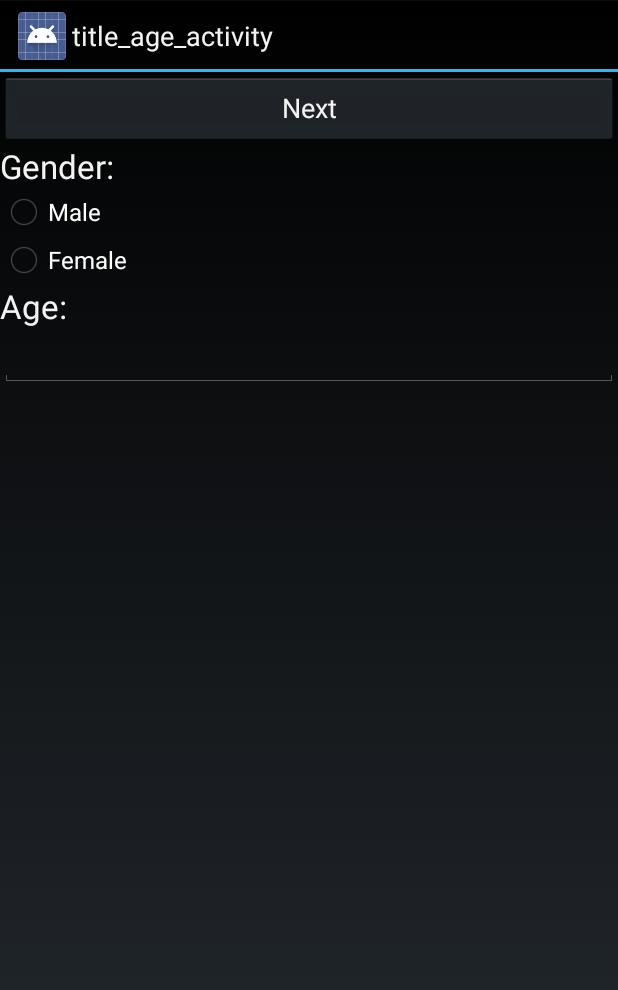
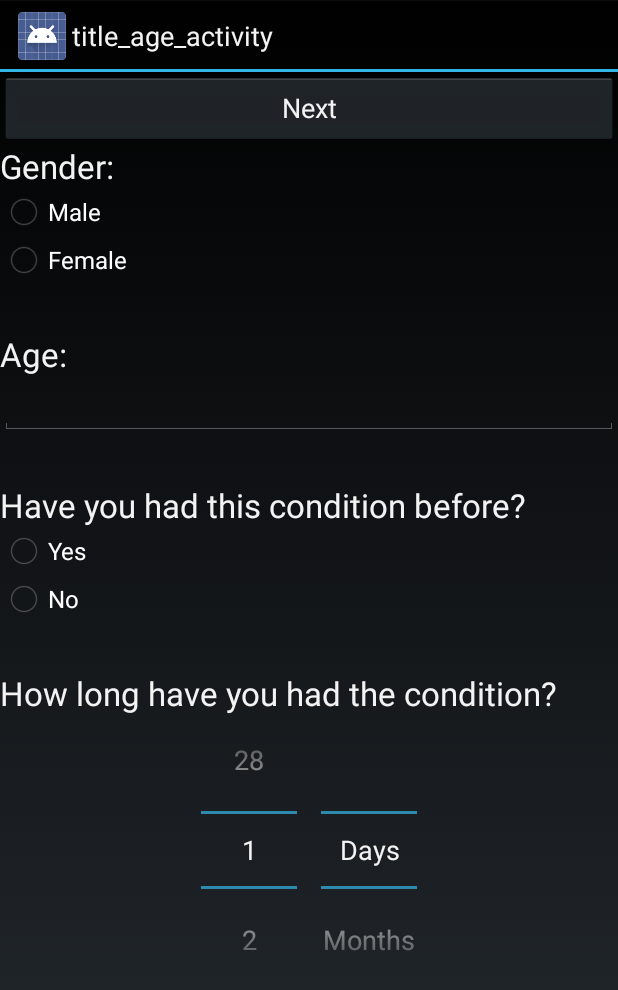
Before and after one commit to smajko/what_are_those_app, an Android app: the AgeActivity screen opened directly, with no data from a screen before it, on a phone screen of 412 x 824 dp. Shown: the top 990 px of the screen. Run offline under Robolectric (Android 15) with nearby library versions, the phone set to English and light mode, and no system bars.

Commit message:
request more information from user

```diff
--- a/app/src/main/java/org/turntotech/photocapture/AgeActivity.java
+++ b/app/src/main/java/org/turntotech/photocapture/AgeActivity.java
@@ -1,15 +1,63 @@
 package org.turntotech.photocapture;
 
 import android.app.Activity;
+import android.content.Context;
 import android.content.Intent;
 import android.os.Bundle;
 import android.view.View;
+import android.view.WindowManager;
+import android.view.inputmethod.InputMethodManager;
+import android.widget.EditText;
+import android.widget.NumberPicker;
 
 public class AgeActivity extends Activity {
     @Override
     protected void onCreate(Bundle savedInstanceState) {
         super.onCreate(savedInstanceState);
         setContentView(R.layout.activity_age);
+        final EditText ageEdit = (EditText) findViewById(R.id.age);
+        /*ageEdit.setOnClickListener(new View.OnClickListener() {
+            @Override
+            public void onClick(View v){
+                InputMethodManager imm = (InputMethodManager) getSystemService(Context.INPUT_METHOD_SERVICE);
+                imm.toggleSoftInput(InputMethodManager.SHOW_FORCED, 0);
+                ageEdit.setCursorVisible(true);
+            }
+        });*/
+
+        ageEdit.setOnFocusChangeListener(new View.OnFocusChangeListener() {
+            @Override
+            public void onFocusChange(View v, boolean hasFocus) {
+                if (!hasFocus) {
+                    hideKeyboard(v);
+                    ageEdit.setCursorVisible(false);
+                } else {
+                    showKeyboard(v);
+                    ageEdit.setCursorVisible(true);
+                }
+
+            }
+        });
+
+        NumberPicker numberPicker = (NumberPicker) findViewById(R.id.numberPicker);
+        numberPicker.setMaxValue(28);
+        numberPicker.setMinValue(1);
+
+        NumberPicker stringPicker = (NumberPicker) findViewById(R.id.stringPicker);
+        stringPicker.setMaxValue(2);
+        stringPicker.setMinValue(0);
+        stringPicker.setDisplayedValues( new String[] { "Days", "Months", "Years" } );
+
+    }
+
+    public void hideKeyboard(View view) {
+        InputMethodManager inputMethodManager =(InputMethodManager)getSystemService(Activity.INPUT_METHOD_SERVICE);
+        inputMethodManager.hideSoftInputFromWindow(view.getWindowToken(), 0);
+    }
+
+    public void showKeyboard(View view) {
+        InputMethodManager inputMethodManager =(InputMethodManager)getSystemService(Activity.INPUT_METHOD_SERVICE);
+        inputMethodManager.toggleSoftInput(InputMethodManager.SHOW_FORCED, 0);
     }
 
     public void next(View view){
--- a/app/src/main/java/org/turntotech/photocapture/CropActivity.java
+++ b/app/src/main/java/org/turntotech/photocapture/CropActivity.java
@@ -56,7 +56,7 @@ public class CropActivity extends Activity {
         });
         Intent intent = getIntent();
         String path = intent.getStringExtra("path");
-
+        cropButton.setText("Crop");
 
         try {
             Matrix matrix = new Matrix();
@@ -180,7 +180,7 @@ public class CropActivity extends Activity {
             }
         });
 
-        // Initialize the Crop button.
+        // Initialize the Done button.
         doneButton.setOnClickListener(new View.OnClickListener() {
             @Override
             public void onClick(View v) {
--- a/app/src/main/java/org/turntotech/photocapture/MainActivity.java
+++ b/app/src/main/java/org/turntotech/photocapture/MainActivity.java
@@ -8,11 +8,7 @@ import android.content.pm.ActivityInfo;
 import android.content.pm.PackageManager;
 import android.graphics.Bitmap;
 import android.graphics.BitmapFactory;
-import android.graphics.Canvas;
-import android.graphics.Color;
 import android.graphics.Matrix;
-import android.graphics.Paint;
-import android.graphics.RectF;
 import android.media.ExifInterface;
 import android.net.Uri;
 import android.os.Bundle;
--- a/app/src/main/java/org/turntotech/photocapture/SymptomActivity.java
+++ b/app/src/main/java/org/turntotech/photocapture/SymptomActivity.java
@@ -1,11 +1,16 @@
 package org.turntotech.photocapture;
 
 import android.app.Activity;
+import android.content.Intent;
 import android.os.Bundle;
+import android.view.View;
+import android.view.ViewGroup;
 import android.widget.CheckBox;
 import android.widget.LinearLayout;
+//import android.widget.ScrollView;
 import android.widget.Button;
 import android.view.ViewGroup.LayoutParams;
+import android.widget.Toast;
 
 
 public class SymptomActivity extends Activity {
@@ -14,6 +19,8 @@ public class SymptomActivity extends Activity {
         super.onCreate(savedInstanceState);
         setContentView(R.layout.activity_symptoms);
 
+
+        /* Programmatically set style due to dynamic layout/instantiation of symptom checkboxes */
         final LinearLayout ll = (LinearLayout) findViewById(R.id.linear_main);
 
         String[] symptoms = {"Itchiness", "Redness", "Bumps", "Tenderness", "Hotness", "Burning", "Fever", "Sneezing"};
@@ -23,6 +30,7 @@ public class SymptomActivity extends Activity {
         for (int i = 0; i < 8; i++)
         {
             CheckBox cb = new CheckBox(this);
+            //cb.setHeight(300);
             cb.setText(symptoms[i]);
             cbs[i] = cb;
 
@@ -33,7 +41,18 @@ public class SymptomActivity extends Activity {
         btn.setText("Get Results");
         btn.setLayoutParams(new LayoutParams(LayoutParams.MATCH_PARENT, LayoutParams.WRAP_CONTENT));
         ll.addView(btn);
+
+        btn.setOnClickListener(new View.OnClickListener() {
+            public void onClick(View view) {
+                Toast.makeText(SymptomActivity.this, "Endpoint not implemented",
+                        Toast.LENGTH_LONG).show();
+                //startActivity(new Intent(this, SymptomActivity.class));
+            }
+        });
     }
 
-
+    //public void next(View view){
+    //Toast.makeText(SymptomActivity.this, "Endpoint not implemented",
+    //Toast.LENGTH_LONG).show();
+    //startActivity(new Intent(this, SymptomActivity.class));
 }
--- a/app/src/main/res/layout/activity_age.xml
+++ b/app/src/main/res/layout/activity_age.xml
@@ -1,9 +1,19 @@
 <?xml version="1.0" encoding="utf-8"?>
+<ScrollView
+    android:id="@+id/scrollview"
+    xmlns:android="http://schemas.android.com/apk/res/android"
+    xmlns:tools="http://schemas.android.com/tools"
+    android:layout_width="match_parent"
+    android:layout_height="match_parent"
+    tools:context=".AgeActivity">
+
     <LinearLayout xmlns:android="http://schemas.android.com/apk/res/android"
         xmlns:tools="http://schemas.android.com/tools"
         android:orientation="vertical"
         android:layout_width="match_parent"
         android:layout_height="match_parent"
+        android:clickable="true"
+        android:focusableInTouchMode="true"
         tools:context=".AgeActivity">
 
         <Button
@@ -34,18 +44,79 @@
                 android:text="Female" />
         </RadioGroup>
 
+
+
+
         <TextView
             android:layout_width="fill_parent"
             android:layout_height="wrap_content"
             android:text="Age:"
-        android:textAppearance="?android:attr/textAppearanceLarge" />
+            android:textAppearance="?android:attr/textAppearanceLarge"
+            android:layout_marginTop="32dp" />
 
         <EditText
             android:id="@+id/age"
             android:layout_width="fill_parent"
             android:layout_height="wrap_content"
-        android:cursorVisible="true"
+            android:cursorVisible="false"
             android:inputType="number"
+            android:focusableInTouchMode="true"
             android:textIsSelectable="true" />
 
+
+
+
+        <TextView
+            android:layout_width="fill_parent"
+            android:layout_height="wrap_content"
+            android:text="Have you had this condition before?"
+            android:textAppearance="?android:attr/textAppearanceLarge"
+            android:layout_marginTop="32dp" />
+
+        <RadioGroup xmlns:android="http://schemas.android.com/apk/res/android"
+            android:layout_width="fill_parent"
+            android:layout_height="wrap_content"
+            android:orientation="vertical">
+
+            <RadioButton android:id="@+id/yes"
+                android:layout_width="wrap_content"
+                android:layout_height="wrap_content"
+                android:text="Yes" />
+            <RadioButton android:id="@+id/no"
+                android:layout_width="wrap_content"
+                android:layout_height="wrap_content"
+                android:text="No" />
+        </RadioGroup>
+
+        <TextView
+            android:layout_width="fill_parent"
+            android:layout_height="wrap_content"
+            android:text="How long have you had the condition?"
+            android:textAppearance="?android:attr/textAppearanceLarge"
+            android:layout_marginTop="32dp" />
+
+
+        <RelativeLayout
+            android:layout_width="match_parent"
+            android:layout_height="wrap_content"
+            android:orientation="horizontal"
+            android:gravity="center">
+
+            <NumberPicker
+                android:id="@+id/numberPicker"
+                android:layout_width="wrap_content"
+                android:layout_height="wrap_content" />
+
+            <NumberPicker
+                android:id="@+id/stringPicker"
+                android:layout_width="wrap_content"
+                android:layout_height="wrap_content"
+                android:layout_marginLeft="16dp"
+                android:layout_toEndOf="@+id/numberPicker"
+                android:layout_toRightOf="@+id/numberPicker" />
+
+        </RelativeLayout>
+
     </LinearLayout>
+
+</ScrollView>
```
Lines whose indentation alone changed are shown as unchanged.
